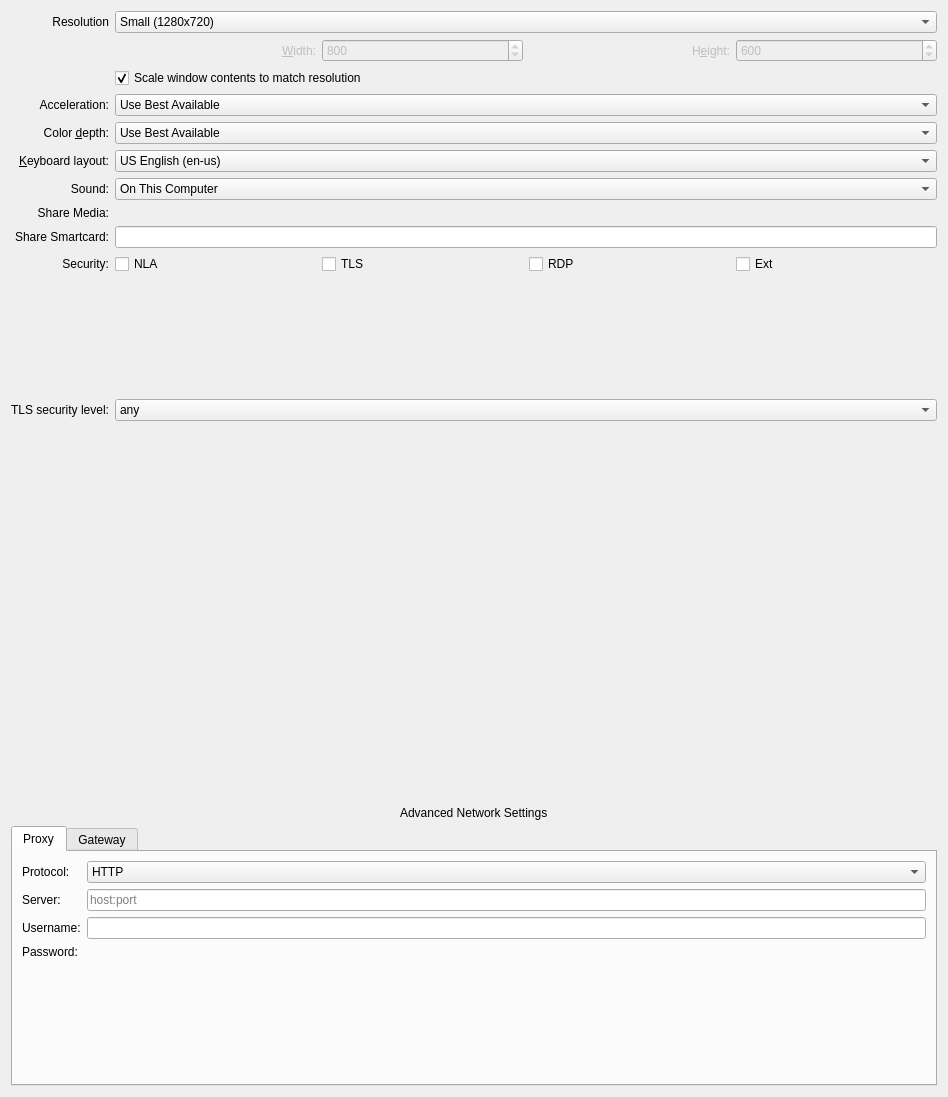
Before: the Qt Designer form rdp/rdppreferences.ui in KDE/krdc, drawn with Qt 5.
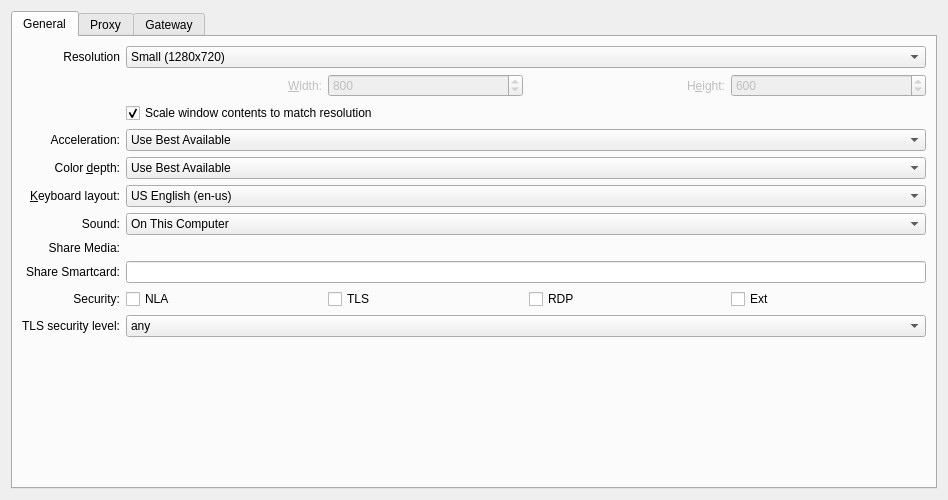
After: the same form once the commit is applied. Custom widgets are drawn as their Qt base class.

Commit message:
Rdp preferences: rework the form to avoid huge height
The dialog already had tabs for proxy and gateway settings.
Create a new tab for "main" settings

OLD:
![immagine](/uploads/2b5e8b2dc7a4b204fc63a1d0155e7a19/immagine.png){width=483 height=594}

NEW:
![immagine](/uploads/8de7ac407fcbecf5eac93f38939bfa4a/immagine.png){width=585 height=579}

```diff
--- a/rdp/rdppreferences.ui
+++ b/rdp/rdppreferences.ui
@@ -7,23 +7,20 @@
     <x>0</x>
     <y>0</y>
     <width>948</width>
-    <height>1097</height>
+    <height>500</height>
    </rect>
   </property>
   <layout class="QGridLayout" name="gridLayout">
-   <item row="11" column="1">
-    <spacer>
-     <property name="orientation">
-      <enum>Qt::Vertical</enum>
+   <item row="0" column="0">
+    <widget class="QTabWidget" name="settingsTabs">
+     <property name="currentIndex">
+      <number>0</number>
      </property>
-     <property name="sizeHint" stdset="0">
-      <size>
-       <width>428</width>
-       <height>16</height>
-      </size>
-     </property>
-    </spacer>
-   </item>
+     <widget class="QWidget" name="mainSettingsTab">
+      <attribute name="title">
+       <string>General</string>
+      </attribute>
+      <layout class="QGridLayout" name="gridLayoutMain">
    <item row="1" column="0">
     <widget class="QLabel" name="resolutionLabel">
      <property name="text">
@@ -34,6 +31,152 @@
      </property>
     </widget>
    </item>
+       <item row="1" column="1">
+        <widget class="KComboBox" name="kcfg_Resolution">
+         <property name="sizePolicy">
+          <sizepolicy hsizetype="MinimumExpanding" vsizetype="Fixed">
+           <horstretch>0</horstretch>
+           <verstretch>0</verstretch>
+          </sizepolicy>
+         </property>
+         <property name="minimumSize">
+          <size>
+           <width>280</width>
+           <height>0</height>
+          </size>
+         </property>
+         <property name="whatsThis">
+          <string>Here you can specify the resolution of the remote desktop. This resolution determines the size of the desktop that will be presented to you.</string>
+         </property>
+         <property name="currentIndex">
+          <number>0</number>
+         </property>
+         <item>
+          <property name="text">
+           <string>Small (1280x720)</string>
+          </property>
+         </item>
+         <item>
+          <property name="text">
+           <string>Medium (1600x900)</string>
+          </property>
+         </item>
+         <item>
+          <property name="text">
+           <string>Large (1920x1080)</string>
+          </property>
+         </item>
+         <item>
+          <property name="text">
+           <string>Current Window Size</string>
+          </property>
+         </item>
+         <item>
+          <property name="text">
+           <string>Current Screen Resolution</string>
+          </property>
+         </item>
+         <item>
+          <property name="text">
+           <string>Custom Resolution (...)</string>
+          </property>
+         </item>
+        </widget>
+       </item>
+       <item row="2" column="1">
+        <layout class="QHBoxLayout">
+         <item>
+          <widget class="QLabel" name="widthLabel">
+           <property name="enabled">
+            <bool>false</bool>
+           </property>
+           <property name="text">
+            <string>&amp;Width:</string>
+           </property>
+           <property name="alignment">
+            <set>Qt::AlignRight|Qt::AlignTrailing|Qt::AlignVCenter</set>
+           </property>
+           <property name="buddy">
+            <cstring>kcfg_Width</cstring>
+           </property>
+          </widget>
+         </item>
+         <item>
+          <widget class="QSpinBox" name="kcfg_Width">
+           <property name="enabled">
+            <bool>false</bool>
+           </property>
+           <property name="whatsThis">
+            <string>This is the width of the remote desktop. You can only change this value manually if you select Custom as desktop resolution above.</string>
+           </property>
+           <property name="maximum">
+            <number>9999</number>
+           </property>
+           <property name="value">
+            <number>800</number>
+           </property>
+          </widget>
+         </item>
+         <item>
+          <widget class="QLabel" name="heightLabel">
+           <property name="enabled">
+            <bool>false</bool>
+           </property>
+           <property name="text">
+            <string>H&amp;eight:</string>
+           </property>
+           <property name="alignment">
+            <set>Qt::AlignRight|Qt::AlignTrailing|Qt::AlignVCenter</set>
+           </property>
+           <property name="buddy">
+            <cstring>kcfg_Height</cstring>
+           </property>
+          </widget>
+         </item>
+         <item>
+          <widget class="QSpinBox" name="kcfg_Height">
+           <property name="enabled">
+            <bool>false</bool>
+           </property>
+           <property name="whatsThis">
+            <string>This is the height of the remote desktop. You can only change this value manually if you select Custom as desktop resolution above.</string>
+           </property>
+           <property name="maximum">
+            <number>9999</number>
+           </property>
+           <property name="value">
+            <number>600</number>
+           </property>
+          </widget>
+         </item>
+        </layout>
+       </item>
+       <item row="3" column="1">
+        <widget class="QCheckBox" name="kcfg_ScaleToSize">
+         <property name="minimumSize">
+          <size>
+           <width>0</width>
+           <height>0</height>
+          </size>
+         </property>
+         <property name="text">
+          <string>Scale window contents to match resolution</string>
+         </property>
+         <property name="checked">
+          <bool>true</bool>
+         </property>
+        </widget>
+       </item>
+       <item row="4" column="0">
+        <widget class="QLabel" name="accelerationLabel">
+         <property name="text">
+          <string>Acceleration:</string>
+         </property>
+         <property name="alignment">
+          <set>Qt::AlignRight|Qt::AlignTrailing|Qt::AlignVCenter</set>
+         </property>
+        </widget>
+       </item>
    <item row="4" column="1">
     <widget class="KComboBox" name="kcfg_Acceleration">
      <property name="sizePolicy">
@@ -70,10 +213,10 @@
      </item>
     </widget>
    </item>
-   <item row="7" column="0">
-    <widget class="QLabel" name="soundLabel">
+       <item row="5" column="0">
+        <widget class="QLabel" name="colorDepthLabel">
      <property name="text">
-      <string comment="label for soundsettings in preferences dialog">Sound:</string>
+          <string>Color &amp;depth:</string>
      </property>
      <property name="alignment">
       <set>Qt::AlignRight|Qt::AlignTrailing|Qt::AlignVCenter</set>
@@ -83,42 +226,57 @@
      </property>
     </widget>
    </item>
-   <item row="4" column="0">
-    <widget class="QLabel" name="accelerationLabel">
-     <property name="text">
-      <string>Acceleration:</string>
-     </property>
-     <property name="alignment">
-      <set>Qt::AlignRight|Qt::AlignTrailing|Qt::AlignVCenter</set>
-     </property>
-    </widget>
-   </item>
-   <item row="11" column="0">
-    <widget class="QLabel" name="TlsSecLevelLabel">
-     <property name="text">
-      <string>TLS security level:</string>
-     </property>
-     <property name="alignment">
-      <set>Qt::AlignRight|Qt::AlignTrailing|Qt::AlignVCenter</set>
-     </property>
-     <property name="buddy">
-      <cstring>kcfg_TlsSecLevel</cstring>
-     </property>
-    </widget>
-   </item>
-   <item row="8" column="1">
-    <widget class="KUrlRequester" name="kcfg_ShareMedia">
+       <item row="5" column="1">
+        <widget class="KComboBox" name="kcfg_ColorDepth">
      <property name="sizePolicy">
-      <sizepolicy hsizetype="MinimumExpanding" vsizetype="Preferred">
+          <sizepolicy hsizetype="MinimumExpanding" vsizetype="Fixed">
        <horstretch>0</horstretch>
        <verstretch>0</verstretch>
       </sizepolicy>
      </property>
-     <property name="mode">
-      <set>KFile::Directory|KFile::ExistingOnly|KFile::LocalOnly</set>
-     </property>
-     <property name="acceptMode">
-      <enum>QFileDialog::AcceptOpen</enum>
+         <property name="minimumSize">
+          <size>
+           <width>280</width>
+           <height>0</height>
+          </size>
+         </property>
+         <item>
+          <property name="text">
+           <string>Use Best Available</string>
+          </property>
+         </item>
+         <item>
+          <property name="text">
+           <string>True Color with Alpha (32 Bit)</string>
+          </property>
+         </item>
+         <item>
+          <property name="text">
+           <string>True Color (24 Bit)</string>
+          </property>
+         </item>
+         <item>
+          <property name="text">
+           <string>High Color (16 Bit)</string>
+          </property>
+         </item>
+         <item>
+          <property name="text">
+           <string>Low Color (8 Bit)</string>
+          </property>
+         </item>
+        </widget>
+       </item>
+       <item row="6" column="0">
+        <widget class="QLabel" name="layoutLabel">
+         <property name="text">
+          <string>&amp;Keyboard layout:</string>
+         </property>
+         <property name="alignment">
+          <set>Qt::AlignRight|Qt::AlignTrailing|Qt::AlignVCenter</set>
+         </property>
+         <property name="buddy">
+          <cstring>kcfg_KeyboardLayout</cstring>
      </property>
     </widget>
    </item>
@@ -329,45 +487,17 @@
      </item>
     </widget>
    </item>
-   <item row="5" column="1">
-    <widget class="KComboBox" name="kcfg_ColorDepth">
-     <property name="sizePolicy">
-      <sizepolicy hsizetype="MinimumExpanding" vsizetype="Fixed">
-       <horstretch>0</horstretch>
-       <verstretch>0</verstretch>
-      </sizepolicy>
-     </property>
-     <property name="minimumSize">
-      <size>
-       <width>280</width>
-       <height>0</height>
-      </size>
-     </property>
-     <item>
+       <item row="7" column="0">
+        <widget class="QLabel" name="soundLabel">
       <property name="text">
-       <string>Use Best Available</string>
-      </property>
-     </item>
-     <item>
-      <property name="text">
-       <string>True Color with Alpha (32 Bit)</string>
-      </property>
-     </item>
-     <item>
-      <property name="text">
-       <string>True Color (24 Bit)</string>
-      </property>
-     </item>
-     <item>
-      <property name="text">
-       <string>High Color (16 Bit)</string>
-      </property>
-     </item>
-     <item>
-      <property name="text">
-       <string>Low Color (8 Bit)</string>
-      </property>
-     </item>
+          <string comment="label for soundsettings in preferences dialog">Sound:</string>
+         </property>
+         <property name="alignment">
+          <set>Qt::AlignRight|Qt::AlignTrailing|Qt::AlignVCenter</set>
+         </property>
+         <property name="buddy">
+          <cstring>kcfg_Sound</cstring>
+         </property>
     </widget>
    </item>
    <item row="7" column="1">
@@ -401,19 +531,97 @@
      </item>
     </widget>
    </item>
-   <item row="3" column="1">
-    <widget class="QCheckBox" name="kcfg_ScaleToSize">
-     <property name="minimumSize">
-      <size>
-       <width>0</width>
-       <height>0</height>
-      </size>
-     </property>
+       <item row="8" column="0">
+        <widget class="QLabel" name="shareMediaLabel">
+         <property name="text">
+          <string>Share Media:</string>
+         </property>
+         <property name="alignment">
+          <set>Qt::AlignRight|Qt::AlignTrailing|Qt::AlignVCenter</set>
+         </property>
+        </widget>
+       </item>
+       <item row="8" column="1">
+        <widget class="KUrlRequester" name="kcfg_ShareMedia">
+         <property name="sizePolicy">
+          <sizepolicy hsizetype="MinimumExpanding" vsizetype="Preferred">
+           <horstretch>0</horstretch>
+           <verstretch>0</verstretch>
+          </sizepolicy>
+         </property>
+         <property name="mode">
+          <set>KFile::Directory|KFile::ExistingOnly|KFile::LocalOnly</set>
+         </property>
+         <property name="acceptMode">
+          <enum>QFileDialog::AcceptOpen</enum>
+         </property>
+        </widget>
+       </item>
+       <item row="9" column="0">
+        <widget class="QLabel" name="shareSmartcardLabel">
      <property name="text">
-      <string>Scale window contents to match resolution</string>
-     </property>
-     <property name="checked">
-      <bool>true</bool>
+          <string>Share Smartcard:</string>
+         </property>
+         <property name="alignment">
+          <set>Qt::AlignRight|Qt::AlignTrailing|Qt::AlignVCenter</set>
+         </property>
+        </widget>
+       </item>
+       <item row="9" column="1">
+        <widget class="KLineEdit" name="kcfg_SmartcardName"/>
+       </item>
+       <item row="10" column="0">
+        <widget class="QLabel" name="gSecurityLabel">
+         <property name="text">
+          <string>Security:</string>
+         </property>
+         <property name="alignment">
+          <set>Qt::AlignRight|Qt::AlignTrailing|Qt::AlignVCenter</set>
+         </property>
+        </widget>
+       </item>
+       <item row="10" column="1">
+        <layout class="QHBoxLayout" name="securityLayout">
+         <item>
+          <widget class="QCheckBox" name="kcfg_NLASecurity">
+           <property name="text">
+            <string>NLA</string>
+           </property>
+          </widget>
+         </item>
+         <item>
+          <widget class="QCheckBox" name="kcfg_TLSSecurity">
+           <property name="text">
+            <string>TLS</string>
+           </property>
+          </widget>
+         </item>
+         <item>
+          <widget class="QCheckBox" name="kcfg_RDPSecurity">
+           <property name="text">
+            <string>RDP</string>
+           </property>
+          </widget>
+         </item>
+         <item>
+          <widget class="QCheckBox" name="kcfg_EXTSecurity">
+           <property name="text">
+            <string>Ext</string>
+           </property>
+          </widget>
+         </item>
+        </layout>
+       </item>
+       <item row="11" column="0">
+        <widget class="QLabel" name="TlsSecLevelLabel">
+         <property name="text">
+          <string>TLS security level:</string>
+         </property>
+         <property name="alignment">
+          <set>Qt::AlignRight|Qt::AlignTrailing|Qt::AlignVCenter</set>
+         </property>
+         <property name="buddy">
+          <cstring>kcfg_TlsSecLevel</cstring>
      </property>
     </widget>
    </item>
@@ -463,154 +671,21 @@
      </item>
     </widget>
    </item>
-   <item row="6" column="0">
-    <widget class="QLabel" name="layoutLabel">
-     <property name="text">
-      <string>&amp;Keyboard layout:</string>
-     </property>
-     <property name="alignment">
-      <set>Qt::AlignRight|Qt::AlignTrailing|Qt::AlignVCenter</set>
-     </property>
-     <property name="buddy">
-      <cstring>kcfg_KeyboardLayout</cstring>
-     </property>
-    </widget>
-   </item>
-   <item row="2" column="1">
-    <layout class="QHBoxLayout">
-     <item>
-      <widget class="QLabel" name="widthLabel">
-       <property name="enabled">
-        <bool>false</bool>
-       </property>
-       <property name="text">
-        <string>&amp;Width:</string>
-       </property>
-       <property name="alignment">
-        <set>Qt::AlignRight|Qt::AlignTrailing|Qt::AlignVCenter</set>
-       </property>
-       <property name="buddy">
-        <cstring>kcfg_Width</cstring>
-       </property>
-      </widget>
-     </item>
-     <item>
-      <widget class="QSpinBox" name="kcfg_Width">
-       <property name="enabled">
-        <bool>false</bool>
-       </property>
-       <property name="whatsThis">
-        <string>This is the width of the remote desktop. You can only change this value manually if you select Custom as desktop resolution above.</string>
-       </property>
-       <property name="maximum">
-        <number>9999</number>
-       </property>
-       <property name="value">
-        <number>800</number>
-       </property>
-      </widget>
-     </item>
-     <item>
-      <widget class="QLabel" name="heightLabel">
-       <property name="enabled">
-        <bool>false</bool>
-       </property>
-       <property name="text">
-        <string>H&amp;eight:</string>
-       </property>
-       <property name="alignment">
-        <set>Qt::AlignRight|Qt::AlignTrailing|Qt::AlignVCenter</set>
-       </property>
-       <property name="buddy">
-        <cstring>kcfg_Height</cstring>
-       </property>
-      </widget>
-     </item>
-     <item>
-      <widget class="QSpinBox" name="kcfg_Height">
-       <property name="enabled">
-        <bool>false</bool>
-       </property>
-       <property name="whatsThis">
-        <string>This is the height of the remote desktop. You can only change this value manually if you select Custom as desktop resolution above.</string>
-       </property>
-       <property name="maximum">
-        <number>9999</number>
-       </property>
-       <property name="value">
-        <number>600</number>
-       </property>
-      </widget>
-     </item>
-    </layout>
-   </item>
-   <item row="8" column="0">
-    <widget class="QLabel" name="shareMediaLabel">
-     <property name="text">
-      <string>Share Media:</string>
-     </property>
-     <property name="alignment">
-      <set>Qt::AlignRight|Qt::AlignTrailing|Qt::AlignVCenter</set>
-     </property>
-    </widget>
-   </item>
-   <item row="1" column="1">
-    <widget class="KComboBox" name="kcfg_Resolution">
-     <property name="sizePolicy">
-      <sizepolicy hsizetype="MinimumExpanding" vsizetype="Fixed">
-       <horstretch>0</horstretch>
-       <verstretch>0</verstretch>
-      </sizepolicy>
-     </property>
-     <property name="minimumSize">
+       <item row="12" column="1">
+        <spacer>
+         <property name="orientation">
+          <enum>Qt::Vertical</enum>
+         </property>
+         <property name="sizeHint" stdset="0">
       <size>
-       <width>280</width>
-       <height>0</height>
-      </size>
-     </property>
-     <property name="whatsThis">
-      <string>Here you can specify the resolution of the remote desktop. This resolution determines the size of the desktop that will be presented to you.</string>
-     </property>
-     <property name="currentIndex">
-      <number>0</number>
-     </property>
-     <item>
-      <property name="text">
-       <string>Small (1280x720)</string>
-      </property>
-     </item>
-     <item>
-      <property name="text">
-       <string>Medium (1600x900)</string>
-      </property>
-     </item>
-     <item>
-      <property name="text">
-       <string>Large (1920x1080)</string>
-      </property>
-     </item>
-     <item>
-      <property name="text">
-       <string>Current Window Size</string>
-      </property>
-     </item>
-     <item>
-      <property name="text">
-       <string>Current Screen Resolution</string>
-      </property>
-     </item>
-     <item>
-      <property name="text">
-       <string>Custom Resolution (...)</string>
-      </property>
-     </item>
-    </widget>
-   </item>
-   <item row="14" column="0" colspan="2">
-    <widget class="QTabWidget" name="advancedNetworkSettingsTabs">
-     <property name="currentIndex">
-      <number>0</number>
-     </property>
+           <width>428</width>
+           <height>16</height>
+          </size>
+         </property>
+        </spacer>
+       </item>
+      </layout>
+     </widget>
      <widget class="QWidget" name="proxySettingsTab">
       <attribute name="title">
        <string>Proxy</string>
@@ -772,97 +847,6 @@
      </widget>
     </widget>
    </item>
-   <item row="5" column="0">
-    <widget class="QLabel" name="colorDepthLabel">
-     <property name="text">
-      <string>Color &amp;depth:</string>
-     </property>
-     <property name="alignment">
-      <set>Qt::AlignRight|Qt::AlignTrailing|Qt::AlignVCenter</set>
-     </property>
-     <property name="buddy">
-      <cstring>kcfg_ColorDepth</cstring>
-     </property>
-    </widget>
-   </item>
-   <item row="13" column="0" colspan="2" alignment="Qt::AlignHCenter|Qt::AlignVCenter">
-    <widget class="QLabel" name="advancedNetworkSettingsLabel">
-     <property name="text">
-      <string>Advanced Network Settings</string>
-     </property>
-     <property name="wordWrap">
-      <bool>false</bool>
-     </property>
-    </widget>
-   </item>
-   <item row="12" column="0">
-    <spacer name="verticalSpacer">
-     <property name="orientation">
-      <enum>Qt::Vertical</enum>
-     </property>
-     <property name="sizeHint" stdset="0">
-      <size>
-       <width>20</width>
-       <height>20</height>
-      </size>
-     </property>
-    </spacer>
-   </item>
-   <item row="9" column="0">
-    <widget class="QLabel" name="shareSmartcardLabel">
-     <property name="text">
-      <string>Share Smartcard:</string>
-     </property>
-     <property name="alignment">
-      <set>Qt::AlignRight|Qt::AlignTrailing|Qt::AlignVCenter</set>
-     </property>
-    </widget>
-   </item>
-   <item row="9" column="1">
-    <widget class="KLineEdit" name="kcfg_SmartcardName"/>
-   </item>
-   <item row="10" column="0">
-    <widget class="QLabel" name="gSecurityLabel">
-     <property name="text">
-      <string>Security:</string>
-     </property>
-     <property name="alignment">
-      <set>Qt::AlignRight|Qt::AlignTrailing|Qt::AlignVCenter</set>
-     </property>
-    </widget>
-   </item>
-   <item row="10" column="1">
-    <layout class="QHBoxLayout" name="securityLayout">
-     <item>
-      <widget class="QCheckBox" name="kcfg_NLASecurity">
-       <property name="text">
-        <string>NLA</string>
-       </property>
-      </widget>
-     </item>
-     <item>
-      <widget class="QCheckBox" name="kcfg_TLSSecurity">
-       <property name="text">
-        <string>TLS</string>
-       </property>
-      </widget>
-     </item>
-     <item>
-      <widget class="QCheckBox" name="kcfg_RDPSecurity">
-       <property name="text">
-        <string>RDP</string>
-       </property>
-      </widget>
-     </item>
-     <item>
-      <widget class="QCheckBox" name="kcfg_EXTSecurity">
-       <property name="text">
-        <string>Ext</string>
-       </property>
-      </widget>
-     </item>
-    </layout>
-   </item>
   </layout>
  </widget>
  <customwidgets>
```
Left out of the diff: 2 changed lines with no effect on the pictures. Lines whose indentation alone changed are shown as unchanged.
